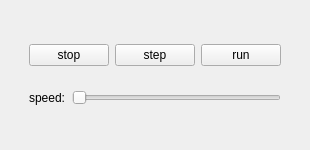
Old version of the form lab2/App/ui/stepper/stepper.ui in the repository BigCubeCat/22209-Bitochkin.
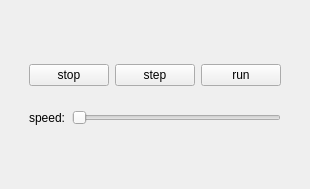
New version of the form.

What changed in the file:
```diff
--- a/lab2/App/ui/stepper/stepper.ui
+++ b/lab2/App/ui/stepper/stepper.ui
@@ -7,7 +7,7 @@
     <x>0</x>
     <y>0</y>
     <width>306</width>
-    <height>150</height>
+    <height>189</height>
    </rect>
   </property>
   <property name="windowTitle">
```
